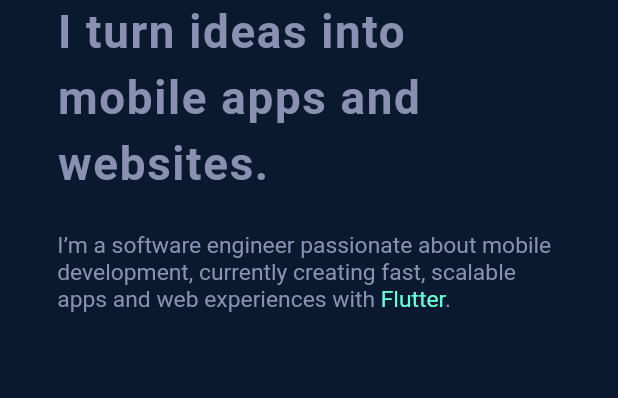
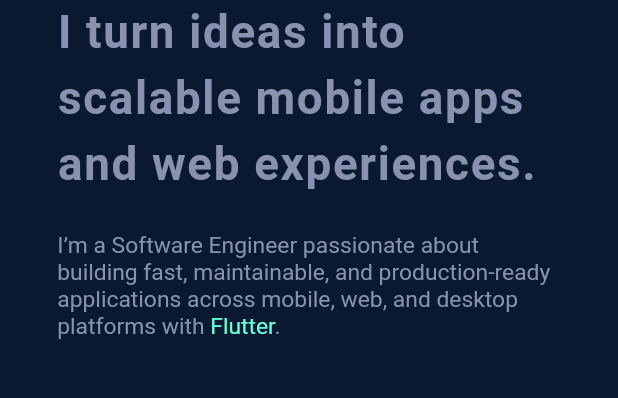
Before and after one commit to ahmedzahran001/ahmedzahran_flutter_portfolio, a Flutter app: the screen it shows after launch, after a tap on the "menu" icon, after a tap on "About", on a phone screen of 412 x 824 dp, the part 507-905 px from its top. Run offline on Flutter 3.47's test engine with Material 3 defaults, Android fonts, the phone set to English and light mode, and no system bars; drawn by our look-alikes of scrollable_positioned_list; our stand-ins replace flutter_screenutil, google_fonts; missing offline and left inert: dart:html; Roboto replaces fonts that are missing (Heebo).

Commit message:
Update portfolio: About Me section, Profile image, Experience colors, Footer icons, general improvements

```diff
--- a/lib/data/data.dart
+++ b/lib/data/data.dart
@@ -5,37 +5,48 @@ import 'package:personal_website/models/project_model.dart';
 
 const List listTechnologies1 = [
   'Flutter (Mobile, Web, Desktop)',
-  'Version Control (Git & GitHub)',
-  'Google Play Console & App Store',
-  'Clean Architecture, Design Patterns',
-  'Agile/Scrum',
-  'Firebase Integration',
-  'REST API & Postman',
-  'GraphQL, SQLite, Hive',
-  'State Management (Bloc, Provider)',
-  'SQL & Data Structures',
-  'OOP & Design Patterns',
+  'State Management: BLoC, Cubit,\nProvider, Riverpod',
+  'MVVM & Repository Pattern,\nClean Architecture, Design Patterns',
+  'Dependency Injection & Service Locator',
+  'Firebase (Auth, Firestore,\nMessaging, Crashlytics)',
+  'REST API Integration (Dio & HTTP), GraphQL',
+  'Offline Caching: Hive, SQLite,\nSecure Storage',
+  'Responsive UI, Custom Widgets,\nAnimations, Dark Mode',
   'UI/UX Design & Figma',
-  'Custom Widgets, Responsive Layouts',
-  'Animations, Dark Mode',
-  'Testing (Unit/Widget/Integration)',
-  'DevTools, Debugging',
+  'Testing: Unit, Widget, Integration',
+  'Version Control: Git & GitHub,\nDeployment to App Stores',
+  'Agile/Scrum Workflow',
+  'Performance Optimization & Debugging',
 ];
 
 const List listTechnologies2 = [
-  'Problem Solving',
-  'Analytical Thinking',
-  'Attention to Details',
-  'Communication Skills',
-  'Presentation Skills',
-  'Time Management & Productivity',
-  'Teamwork & Collaboration',
-  'Leadership & Mentoring',
-  'Adaptability',
-  'Continuous Learning',
+  'Problem Solving & Analytical Thinking',
+  'Critical Thinking & Decision Making',
+  'Attention to Details & Code Quality',
+  'Effective Communication and\nTechnical Presentation',
+  'Time Management & Agile Productivity',
+  'Teamwork, Collaboration and\nCross-functional Coordination',
+  'Leadership & Mentoring Juniors',
+  'Adaptability to New Tools & Frameworks',
+  'Continuous Learning & Skill Enhancement',
+  'Code Review & Feedback Implementation',
+  'Project Planning & Task Estimation',
+  'Conflict Resolution & Negotiation',
+  'Innovation & Creative Problem Solving',
 ];
 
 const List<ExperienceModel> listExperience = [
+  ExperienceModel(
+    companyName: 'Professional Flutter Training',
+    duration: 'Udemy | Cources',
+    experiences: [
+      'Flutter Advanced Course: BLoC & MVVM Pattern | 3 Sections | 92 Lectures | 15h 47m',
+      'Advanced Architecture & Scalable State Management\n1- Implemented MVVM architecture & Repository Pattern in production-level Flutter applications\n2- Built scalable, testable BLoC & Cubit-based state management using feature-based structure\n3- Applied Clean Architecture & SOLID principles for maintainable codebases \n4- Integrated REST APIs using Dio with robust error handling \n5- Implemented dependency injection & service locator pattern \n6- Developed a complete production-ready Bookly App (end-to-end architecture)',
+      'Complete Flutter & Dart Development Course | 15 Sections | 362 Lectures | 53h 56m',
+      'Flutter Fundamentals to Real-World Applications\n1- Strong foundation in Dart programming, OOP, and null safety\n2- Built responsive UI using Material widgets, custom widgets, and animations\n3- Integrated REST APIs with Dio, async programming, and exception handling \n4- Implemented state management using Cubit & BLoC (foundation → intermediate) \n5- Built real-world applications: Store, News, Weather, Chat, Notes \n6- Integrated Firebase Auth & Firestore with real-time updates\n7- Implemented offline storage using Hive and local caching\n8- Followed professional Git workflow and published projects to GitHub',
+    ],
+    position: 'Flutter Developer',
+  ),
   ExperienceModel(
     companyName: 'CRVD (Company)',
     duration: 'Full-Time | Hybrid',
@@ -141,6 +152,139 @@ const List<ExperienceModel> listExperience = [
 ];
 
 const List<ProjectModel> listProject = [
+  ProjectModel(
+    companyLink: 'https://github.com/ahmedzahran001/Bookly_App',
+    companyName: 'Freelancing',
+    projectDesc: [
+      '🔹 Project Overview:',
+      'Bookly App is a professional Flutter application built with MVVM architecture and BLoC state management, designed for browsing, searching, and managing books efficiently. It demonstrates scalable, testable, and production-ready architecture.',
+      '',
+      '🔹 Key Features:',
+      '1- Full-featured book browsing and searching experience.',
+      '2- Display detailed book information including title, author, and rating.',
+      '3- Integrated Google Books API with Dio and advanced error handling.',
+      '4- Feature-based modular structure for maintainability.',
+      '5- State management using Cubit & Bloc for scalability and testability.',
+      '6- Implemented dependency injection and service locator pattern.',
+      '7- Offline caching to enhance performance and user experience.',
+      '8- Custom UI design from XD mockups with animations and theming.',
+      '',
+      '🔹 Tech Stack:',
+      'Flutter & Dart for cross-platform development.',
+      'MVVM & Repository Pattern for scalable architecture.',
+      'BLoC & Cubit for advanced state management.',
+      'Dio for API integration and error handling.',
+      'Hive & SQLite for offline caching and local storage.',
+      'Responsive UI, animations, and theming for excellent UX.',
+    ],
+    projectLink: {
+      'playstore': 'https://github.com/ahmedzahran001/Bookly_App',
+      'appstore': 'https://github.com/ahmedzahran001/Bookly_App',
+      // 'github': '',
+    },
+    projectTitle: 'Bookly App',
+  ),
+  ProjectModel(
+    companyLink: 'https://github.com/ahmedzahran001/EgyptAid_InfoSystem',
+    companyName: 'Freelacing',
+    projectDesc: [
+      '🔹 Project Overview:',
+      'A Flutter-based web application developed as a graduation project, aimed at supporting decision-making for poverty alleviation initiatives in Egypt. The system serves as a centralized digital platform that collects, organizes, and visualizes critical data about the country’s poorest villages. It empowers government entities, NGOs, and investors with real-time, data-driven insights to make informed decisions and effectively target aid and development efforts.',
+      '',
+      '🔹 Key Features:',
+      '1- Interactive dashboards showcasing real-time statistics, charts, and maps.',
+      '2- Data visualization of poverty indicators such as education, healthcare access, and infrastructure.',
+      '3- Centralized database for storing village-level data using Firebase Firestore.',
+      '4- REST API integration to fetch and update live data.',
+      '5- User-friendly interface with responsive design for accessibility across devices.',
+      '6- Role-based access control for administrators, researchers, and decision-makers.',
+      '7- Insightful analytics to highlight areas of urgent need and potential impact.',
+      '',
+      '🏆 Achievement:',
+      'Received Distinction (A) for innovation, technical execution, and social impact.',
+      '',
+      '🔹 Tech Stack:',
+      'Flutter Web for frontend development.',
+      'Firebase (Auth + Firestore) for backend and real-time data handling.',
+      'Firebase Auth for user login/registration.',
+      'REST APIs for external data integration.',
+      'Chart libraries (e.g., fl_chart) for data visualization.',
+      'Provider for state management.',
+    ],
+    projectLink: {
+      'playstore': 'https://github.com/ahmedzahran001/EgyptAid_InfoSystem',
+      'appstore': 'https://github.com/ahmedzahran001/EgyptAid_InfoSystem',
+      // 'github': '',
+    },
+    projectTitle:
+        'Graduation Project : EgyptAid - Information System for the Poorest Villages in Egypt.',
+  ),
+  ProjectModel(
+    companyLink: 'https://github.com/ahmedzahran001/Homi_Real_Estate_App',
+    companyName: 'Freelancing',
+    projectDesc: [
+      '🔹 Project Overview:',
+      'Homi is a modern real estate Flutter application that allows users to browse, search, and filter properties efficiently with a sleek and responsive interface.',
+      '',
+      '🔹 Key Features:',
+      '1- Advanced property filters including price, location, and type.',
+      '2- Location-based search with map integration.',
+      '3- Clean and responsive UI for mobile devices.',
+      '4- Scalable state management using Provider.',
+      '5- Integration with Firebase for real-time data and backend services.',
+      '',
+      '🔹 Tech Stack:',
+      'Flutter & Dart for cross-platform development.',
+      'Provider for state management.',
+      'Firebase (Auth, Firestore, Messaging) for backend and real-time data.',
+      'Clean architecture and modular project structure for maintainability.',
+      'Responsive UI design with smooth user interactions.',
+    ],
+    projectLink: {
+      'playstore': 'https://github.com/ahmedzahran001/Homi_Real_Estate_App',
+      'appstore': 'https://github.com/ahmedzahran001/Homi_Real_Estate_App',
+      // 'github': '',
+    },
+    projectTitle: 'Homi – Real Estate App',
+  ),
+  ProjectModel(
+    companyLink:
+        'https://github.com/ahmedzahran001/ahmedzahran_flutter_portfolio',
+    companyName: 'Freelacing',
+    projectDesc: [
+      '🔹 Project Overview:',
+      'A personal portfolio website built with Flutter Web to showcase projects, technical skills, and professional information in a clean, responsive layout.',
+      '',
+      '🔹 Key Features:',
+      '1- Hero / introduction section presenting name, role, and a brief professional summary.',
+      '2- Projects gallery with links to GitHub repositories and project pages for quick inspection.',
+      '3- Skills & technologies section highlighting Flutter, Dart, and other tools used.',
+      '4- Responsive layout that adapts to desktop, tablet, and mobile screen sizes.',
+      '5- Asset-managed design (images, icons, and media) for fast, consistent visuals.',
+      '6- Contact section with links to social profiles and an easy way for visitors to reach out.',
+      '7- Modular project structure (separated UI, assets, and web configuration) for maintainability.',
+      '8- Firebase configuration files included (.firebaserc, firebase.json) — prepared for optional hosting or integration.',
+      '',
+      '🔹 Tech Stack:',
+      'Flutter & Dart (Flutter Web) for front-end development.',
+      'Project structure includes web/public assets and a dedicated lib directory for app code.',
+      'Optional Firebase hosting/configuration available for one-command deployments.',
+      'Clean code organization to simplify updates and reuse across platforms.',
+      '',
+      '🔹 Deployment & Notes:',
+      'Ready to deploy to GitHub Pages or Firebase Hosting (build output in web/ or build/web).',
+      'Lightweight, fast-loading pages with pre-bundled assets for an optimal first impression on recruiters.',
+      'If you want, I can convert this into a short README-ready description or produce an Arabic version that keeps the same professional tone.',
+    ],
+    projectLink: {
+      'playstore':
+          'https://github.com/ahmedzahran001/ahmedzahran_flutter_portfolio',
+      'appstore':
+          'https://github.com/ahmedzahran001/ahmedzahran_flutter_portfolio',
+      // 'github': '',
+    },
+    projectTitle: 'My Portfolio',
+  ),
   ProjectModel(
     companyLink: 'https://github.com/ahmedzahran001/news_app',
     companyName: 'Freelacing',
@@ -329,79 +473,6 @@ const List<ProjectModel> listProject = [
     },
     projectTitle: 'JapEng Dectionary App ',
   ),
-  ProjectModel(
-    companyLink:
-        'https://github.com/ahmedzahran001/ahmedzahran_flutter_portfolio',
-    companyName: 'Freelacing',
-    projectDesc: [
-      '🔹 Project Overview:',
-      'A personal portfolio website built with Flutter Web to showcase projects, technical skills, and professional information in a clean, responsive layout.',
-      '',
-      '🔹 Key Features:',
-      '1- Hero / introduction section presenting name, role, and a brief professional summary.',
-      '2- Projects gallery with links to GitHub repositories and project pages for quick inspection.',
-      '3- Skills & technologies section highlighting Flutter, Dart, and other tools used.',
-      '4- Responsive layout that adapts to desktop, tablet, and mobile screen sizes.',
-      '5- Asset-managed design (images, icons, and media) for fast, consistent visuals.',
-      '6- Contact section with links to social profiles and an easy way for visitors to reach out.',
-      '7- Modular project structure (separated UI, assets, and web configuration) for maintainability.',
-      '8- Firebase configuration files included (.firebaserc, firebase.json) — prepared for optional hosting or integration.',
-      '',
-      '🔹 Tech Stack:',
-      'Flutter & Dart (Flutter Web) for front-end development.',
-      'Project structure includes web/public assets and a dedicated lib directory for app code.',
-      'Optional Firebase hosting/configuration available for one-command deployments.',
-      'Clean code organization to simplify updates and reuse across platforms.',
-      '',
-      '🔹 Deployment & Notes:',
-      'Ready to deploy to GitHub Pages or Firebase Hosting (build output in web/ or build/web).',
-      'Lightweight, fast-loading pages with pre-bundled assets for an optimal first impression on recruiters.',
-      'If you want, I can convert this into a short README-ready description or produce an Arabic version that keeps the same professional tone.',
-    ],
-    projectLink: {
-      'playstore':
-          'https://github.com/ahmedzahran001/ahmedzahran_flutter_portfolio',
-      'appstore':
-          'https://github.com/ahmedzahran001/ahmedzahran_flutter_portfolio',
-      // 'github': '',
-    },
-    projectTitle: 'My Portfolio',
-  ),
-  ProjectModel(
-    companyLink: 'https://github.com/ahmedzahran001/EgyptAid_InfoSystem',
-    companyName: 'Freelacing',
-    projectDesc: [
-      '🔹 Project Overview:',
-      'A Flutter-based web application developed as a graduation project, aimed at supporting decision-making for poverty alleviation initiatives in Egypt. The system serves as a centralized digital platform that collects, organizes, and visualizes critical data about the country’s poorest villages. It empowers government entities, NGOs, and investors with real-time, data-driven insights to make informed decisions and effectively target aid and development efforts.',
-      '',
-      '🔹 Key Features:',
-      '1- Interactive dashboards showcasing real-time statistics, charts, and maps.',
-      '2- Data visualization of poverty indicators such as education, healthcare access, and infrastructure.',
-      '3- Centralized database for storing village-level data using Firebase Firestore.',
-      '4- REST API integration to fetch and update live data.',
-      '5- User-friendly interface with responsive design for accessibility across devices.',
-      '6- Role-based access control for administrators, researchers, and decision-makers.',
-      '7- Insightful analytics to highlight areas of urgent need and potential impact.',
-      '',
-      '🏆 Achievement:',
-      'Received Distinction (A) for innovation, technical execution, and social impact.',
-      '',
-      '🔹 Tech Stack:',
-      'Flutter Web for frontend development.',
-      'Firebase (Auth + Firestore) for backend and real-time data handling.',
-      'Firebase Auth for user login/registration.',
-      'REST APIs for external data integration.',
-      'Chart libraries (e.g., fl_chart) for data visualization.',
-      'Provider for state management.',
-    ],
-    projectLink: {
-      'playstore': 'https://github.com/ahmedzahran001/EgyptAid_InfoSystem',
-      'appstore': 'https://github.com/ahmedzahran001/EgyptAid_InfoSystem',
-      // 'github': '',
-    },
-    projectTitle:
-        'Graduation Project : EgyptAid - Information System for the Poorest Villages in Egypt.',
-  ),
 ];
 
 ///
--- a/lib/widgets/cards/profile_card.dart
+++ b/lib/widgets/cards/profile_card.dart
@@ -12,30 +12,29 @@ class ProfileCard extends StatelessWidget {
   @override
   Widget build(BuildContext context) {
     return SizedBox(
-      width: 330.h,
-      height: 330.h,
+      width: 420.h,
+      height: 420.h,
       child: Stack(
         children: [
           Positioned(
-            top: 30.h,
-            left: 30.h,
+            top: 20.h,
+            left: 20.h,
             child: Container(
-              width: 300.h,
-              height: 300.h,
+              width: 400.h,
+              height: 400.h,
               decoration: BoxDecoration(
                 border: Border.all(color: AppColor.primaryColor),
-                borderRadius: BorderRadius.circular(15.h),
+                borderRadius: BorderRadius.circular(24.h),
               ),
             ),
           ),
           Container(
-            width: 300.h,
-            height: 300.h,
+            width: 400.h,
+            height: 400.h,
             decoration: BoxDecoration(
-              image: DecorationImage(
-                  image: AssetImage(AppAsset.image('Ahmed_Zahran.jpeg')),
-                  fit: BoxFit.cover),
-              borderRadius: BorderRadius.circular(15.r),
+              image: const DecorationImage(
+                  image: AssetImage('images/Ahmedimg.jpeg'), fit: BoxFit.cover),
+              borderRadius: BorderRadius.circular(24.r),
             ),
           ),
         ],
--- a/lib/widgets/others/about.dart
+++ b/lib/widgets/others/about.dart
@@ -56,7 +56,7 @@ class About extends StatelessWidget {
                 children: [
                   ...listTechnologies1.map((e) {
                     return Padding(
-                      padding: EdgeInsets.only(bottom: 4.h),
+                      padding: EdgeInsets.only(bottom: 15.h),
                       child: Row(
                         children: [
                           Icon(
@@ -68,7 +68,9 @@ class About extends StatelessWidget {
                           Text(
                             e,
                             style: TextStyles.firaCodeText.copyWith(
-                                color: AppColor.textColor2, fontSize: 15,),
+                              color: AppColor.textColor2,
+                              fontSize: 15,
+                            ),
                           ),
                         ],
                       ),
@@ -76,13 +78,13 @@ class About extends StatelessWidget {
                   }),
                 ],
               ),
-              horizontalSpace(60.w),
+              horizontalSpace(80.w),
               Column(
                 crossAxisAlignment: CrossAxisAlignment.start,
                 children: [
                   ...listTechnologies2.map((e) {
                     return Padding(
-                      padding: EdgeInsets.only(bottom: 4.h),
+                      padding: EdgeInsets.only(bottom: 15.h),
                       child: Row(
                         children: [
                           Icon(
@@ -94,7 +96,9 @@ class About extends StatelessWidget {
                           Text(
                             e,
                             style: TextStyles.firaCodeText.copyWith(
-                                color: AppColor.textColor2, fontSize: 15,),
+                              color: AppColor.textColor2,
+                              fontSize: 15,
+                            ),
                           ),
                         ],
                       ),
--- a/lib/widgets/others/about_detail_one.dart
+++ b/lib/widgets/others/about_detail_one.dart
@@ -26,7 +26,7 @@ class AboutDetailOne extends StatelessWidget {
               const AboutDetailDesc(),
               verticalSpace(20.h),
               Text(
-                'I specialize in integrating advanced tools and technologies, including Firebase, REST APIs, and other modern solutions, to build robust and feature-rich applications. With every project, I aim to deliver scalable, high-performance apps that provide outstanding user experiences. I am dedicated to continuously enhancing my skills, staying up-to-date with the latest industry trends, and applying best practices in every development project.',
+                'I specialize in integrating advanced tools and technologies such as Firebase, REST APIs, Dio, offline caching, and modular architectures to build robust, scalable, and feature-rich applications. Each project I work on is designed for high performance, maintainability, and optimal user experience. I continuously enhance my skills, stay up-to-date with industry trends, and apply best practices to ensure that every application is production-ready and aligned with modern engineering standards.',
                 style: TextStyles.heeboText
                     .copyWith(fontSize: 20.h, color: AppColor.textColor2),
               ),
--- a/lib/widgets/others/about_detail_two.dart
+++ b/lib/widgets/others/about_detail_two.dart
@@ -28,7 +28,7 @@ class AboutDetailTwo extends StatelessWidget {
               const AboutDetailDesc(),
               verticalSpace(20.h),
               Text(
-                'I specialize in integrating advanced tools and technologies, including Firebase, REST APIs, and other modern solutions, to build robust and feature-rich applications. With every project, I aim to deliver scalable, high-performance apps that provide outstanding user experiences. I am dedicated to continuously enhancing my skills, staying up-to-date with the latest industry trends, and applying best practices in every development project.',
+                'I specialize in integrating advanced tools and technologies such as Firebase, REST APIs, Dio, offline caching, and modular architectures to build robust, scalable, and feature-rich applications. Each project I work on is designed for high performance, maintainability, and optimal user experience. I continuously enhance my skills, stay up-to-date with industry trends, and apply best practices to ensure that every application is production-ready and aligned with modern engineering standards.',
                 style: TextStyles.heeboText
                     .copyWith(fontSize: 20.h, color: AppColor.textColor2),
               ),
--- a/lib/widgets/others/appbar_custom.dart
+++ b/lib/widgets/others/appbar_custom.dart
@@ -5,6 +5,8 @@ import 'package:flutter_screenutil/flutter_screenutil.dart';
 import 'package:personal_website/styles/colors.dart';
 import 'package:personal_website/styles/styles.dart';
 import 'package:personal_website/utils/app_asset.dart';
+import 'package:personal_website/utils/app_utils.dart';
+import 'package:personal_website/widgets/buttons/primary_button.dart';
 import 'package:personal_website/widgets/buttons/text_button_custom.dart';
 
 class AppBarCustom extends StatefulWidget implements PreferredSizeWidget {
@@ -78,19 +80,19 @@ class _AppBarCustomState extends State<AppBarCustom> {
                 onPressed: widget.onPressedContact,
               ),
               horizontalSpace(40.h),
-              // ButtonPrimary(
-              //   width: 90.h,
-              //   isOutline: true,
-              //   label: 'CV',
-              //   color: Colors.transparent,
-              //   outlineColor: AppColor.primaryColor,
-              //   radius: 5.h,
-              //   onTap: () {
-              //     AppUtils.openLink(
-              //       'https://1drv.ms/b/c/92e9f59339842d31/ETJ830IwGPxAvbTcluOmz7oBPmnuqjmZ7eHiDuaSqb7ZDQ?e=jWCeka',
-              //     );
-              //   },
-              // ),
+              ButtonPrimary(
+                width: 90.h,
+                isOutline: true,
+                label: 'CV',
+                color: Colors.transparent,
+                outlineColor: AppColor.primaryColor,
+                radius: 5.h,
+                onTap: () {
+                  AppUtils.openLink(
+                    'https://1drv.ms/b/c/92e9f59339842d31/EWyiW_D4XONKogAY3c7Pw5oB7Cy7V3UEqDkL8XKYjWp-dA?e=PZNMSc',
+                  );
+                },
+              ),
               horizontalSpace(40.h),
             ],
     );
--- a/lib/widgets/others/experience_detail.dart
+++ b/lib/widgets/others/experience_detail.dart
@@ -23,7 +23,7 @@ class _ExperienceDetailState extends State<ExperienceDetail> {
       child: Row(
         children: [
           SizedBox(
-            width: 200.h,
+            width: 270.h,
             child: ListView.separated(
               physics: const NeverScrollableScrollPhysics(),
               itemCount: listExperience.length,
--- a/lib/widgets/others/experience_detail_desc.dart
+++ b/lib/widgets/others/experience_detail_desc.dart
@@ -41,6 +41,10 @@ class ExperienceDetailDesc extends StatelessWidget {
                 // physics: const NeverScrollableScrollPhysics(),
                 itemCount: listExperience[selectedIndex].experiences.length,
                 itemBuilder: (context, index) {
+                  final isColored = listExperience[selectedIndex].companyName ==
+                          'Professional Flutter Training' &&
+                      (index == 0 || index == 2);
+
                   return Padding(
                     padding: EdgeInsets.only(bottom: 15.h),
                     child: Row(
@@ -56,7 +60,9 @@ class ExperienceDetailDesc extends StatelessWidget {
                             listExperience[selectedIndex].experiences[index],
                             style: TextStyles.heeboText.copyWith(
                               fontSize: 20.h,
-                              color: AppColor.textColor2,
+                              color: isColored
+                                  ? AppColor.primaryColor
+                                  : AppColor.textColor2,
                             ),
                           ),
                         ),
--- a/lib/widgets/others/general_introduction.dart
+++ b/lib/widgets/others/general_introduction.dart
@@ -28,7 +28,7 @@ class GeneralIntroduction extends StatelessWidget {
           ),
         ),
         Text(
-          'I turn ideas into mobile apps and websites.',
+          'I turn ideas into scalable mobile apps and web experiences.',
           style: TextStyles.heeboText.copyWith(
             fontSize: MediaQuery.of(context).size.width < 960 ? 40.h : 60.h,
             color: AppColor.textColor2,
--- a/lib/widgets/others/general_introduction_desc.dart
+++ b/lib/widgets/others/general_introduction_desc.dart
@@ -21,7 +21,7 @@ class _GeneralIntroductionDescState extends State<GeneralIntroductionDesc> {
     return RichText(
       text: TextSpan(
         text:
-            'I’m a software engineer passionate about mobile development, currently creating fast, scalable apps and web experiences with ',
+            'I’m a Software Engineer passionate about building fast, maintainable, and production-ready applications across mobile, web, and desktop platforms with ',
         style: TextStyles.heeboText
             .copyWith(fontSize: 20.h, color: AppColor.textColor2),
         children: [
--- a/pubspec.yaml
+++ b/pubspec.yaml
@@ -46,6 +46,7 @@ flutter:
   assets:
     - assets/logos/
     - assets/images/
+    - assets/images/Ahmedimg.jpeg
     - assets/icons/
   # An image asset can refer to one or more resolution-specific "variants", see
   # https://flutter.dev/assets-and-images/#resolution-aware
```
Also changed, not shown: lib/widgets/buttons/floating_left_button.dart (+9 -9 lines), lib/widgets/others/contact.dart (+17 -17 lines), lib/widgets/others/footer.dart (+11 -9 lines), assets/images/Ahmedimg.jpeg (added), assets/images/Ahmedimg.png (added).
